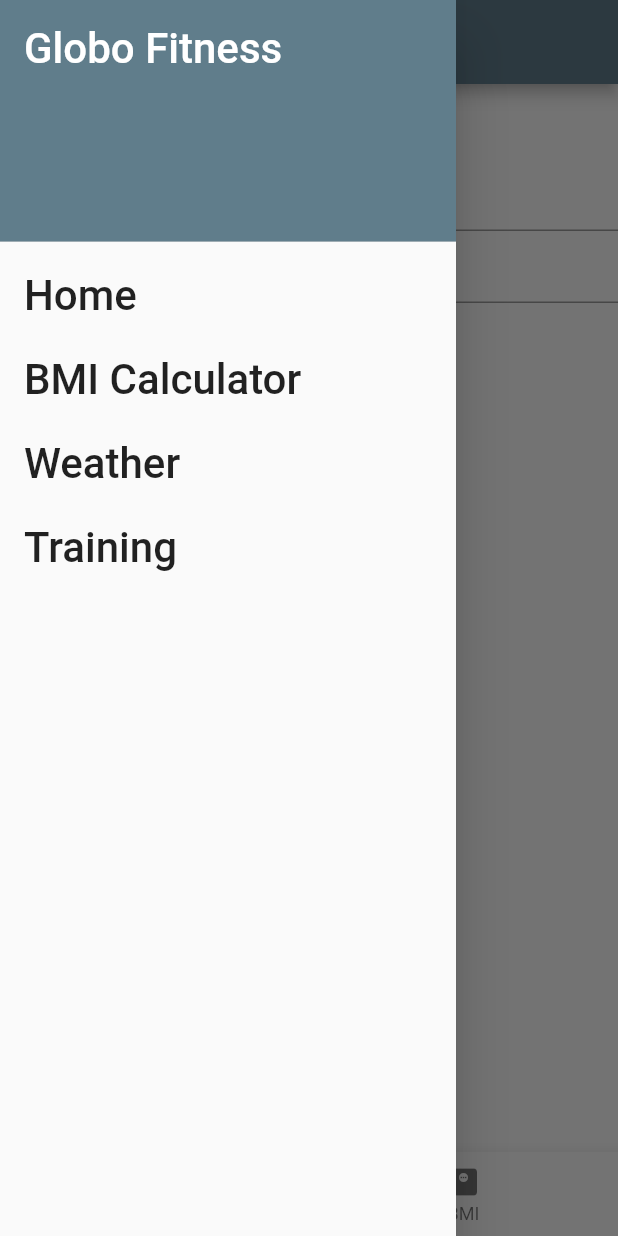
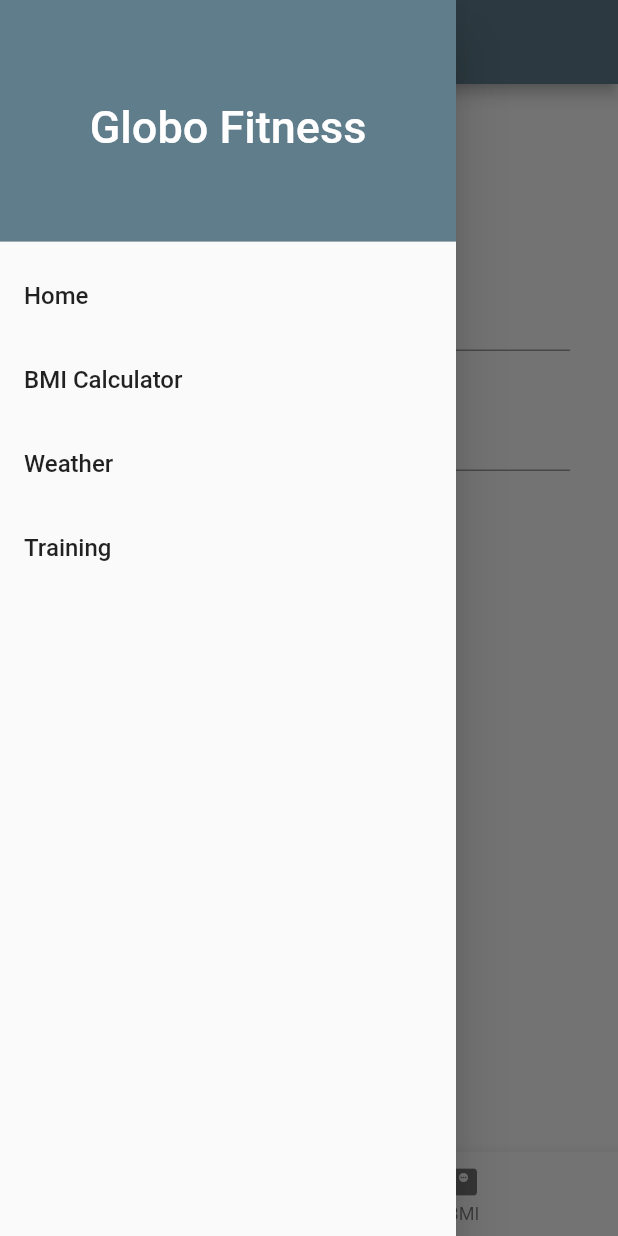
Before and after one commit to chebihiF/Suptech_M1_2023_Flutter_atelier02_ui, a Flutter app: the BmiScreen screen opened by its route, with the side drawer open, on a phone screen of 412 x 824 dp. Run offline on Flutter 3.47's test engine with Material 2 defaults, Android fonts, the phone set to English and light mode, and no system bars.

Commit message:
final commit 22/06/2023

```diff
--- a/lib/screens/bmi_screen.dart
+++ b/lib/screens/bmi_screen.dart
@@ -32,9 +32,9 @@ class _BmiScreenState extends State<BmiScreen> {
   @override
   Widget build(BuildContext context) {
     heightMessage =
-        'Please Insert your height in ' + ((isMetric) ? 'meters' : 'inches');
+        'Please Insert your height in ${(isMetric) ? 'meters' : 'inches'}';
     weightMessage =
-        'Please Insert your weight in ' + ((isMetric) ? 'Kilos' : 'pounds');
+        'Please Insert your weight in ${(isMetric) ? 'Kilos' : 'pounds'}';
     return Scaffold(
         appBar: AppBar(title: const Text('BMI Calculator')),
         drawer: const MenuDrawer(),
@@ -42,7 +42,9 @@ class _BmiScreenState extends State<BmiScreen> {
         body: SingleChildScrollView(
           child: Column(
             children: [
-              ToggleButtons(
+              Padding(
+                padding: const EdgeInsets.symmetric(vertical: 32),
+                child: ToggleButtons(
                   children: [
                     Padding(
                       padding: EdgeInsets.symmetric(horizontal: 16),
@@ -62,24 +64,39 @@ class _BmiScreenState extends State<BmiScreen> {
                   isSelected: isSelected,
                   onPressed: toggleMeasure,
                 ),
-              TextField(
+              ),
+              Padding(
+                padding:
+                    const EdgeInsets.symmetric(horizontal: 32, vertical: 16),
+                child: TextField(
                   controller: txtHeight,
                   keyboardType: TextInputType.number,
                   decoration: InputDecoration(hintText: heightMessage),
                 ),
-              TextField(
+              ),
+              Padding(
+                padding:
+                    const EdgeInsets.symmetric(horizontal: 32, vertical: 16),
+                child: TextField(
                     controller: txtWeight,
                     keyboardType: TextInputType.number,
                     decoration: InputDecoration(hintText: weightMessage)),
-              ElevatedButton(
+              ),
+              Padding(
+                padding: const EdgeInsets.all(16),
+                child: ElevatedButton(
                     onPressed: findBMI,
                     child: Text(
                       'Calculate BMI',
                       style: TextStyle(fontSize: fontSize),
                     )),
-              Text(
+              ),
+              Padding(
+                padding: const EdgeInsets.all(32),
+                child: Text(
                   result,
                   style: TextStyle(fontSize: fontSize),
+                ),
               )
             ],
           ),
@@ -109,7 +126,7 @@ class _BmiScreenState extends State<BmiScreen> {
       bmi = weight * 703 / (height * height);
     }
     setState(() {
-      result = 'Your BMI is ' + bmi.toStringAsFixed(2);
+      result = 'Your BMI is ${bmi.toStringAsFixed(2)}';
     });
   }
 }
--- a/lib/shared/menu_drawer.dart
+++ b/lib/shared/menu_drawer.dart
@@ -24,16 +24,18 @@ class MenuDrawer extends StatelessWidget {
     List<Widget> menuItems = [];
     menuItems.add(const DrawerHeader(
         decoration: BoxDecoration(color: Colors.blueGrey),
-        child: Text(
-          'Globo Fitness',
-          style: TextStyle(color: Colors.white, fontSize: 28),
+        child: Center(
+          child: Text(
+            'Globo Fitness',
+            style: TextStyle(color: Colors.white, fontSize: 30),
+          ),
         )));
     menuTitles.forEach((String element) {
       Widget screen = Container();
       menuItems.add(ListTile(
         title: Text(
           element,
-          style: TextStyle(fontSize: 28),
+          style: TextStyle(fontSize: 16),
         ),
         onTap: () {
           switch (element) {
```
Lines whose indentation alone changed are shown as unchanged.
